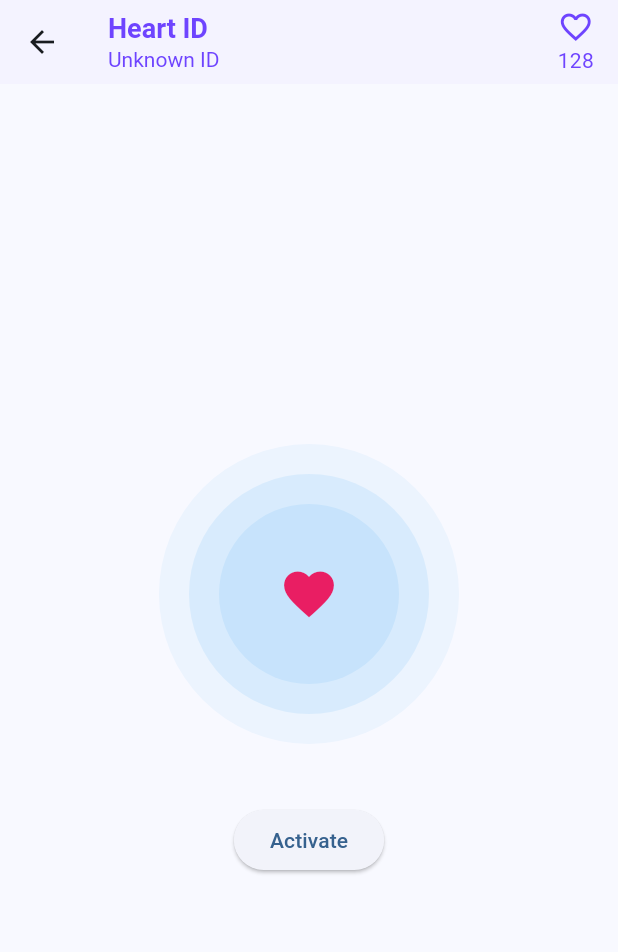
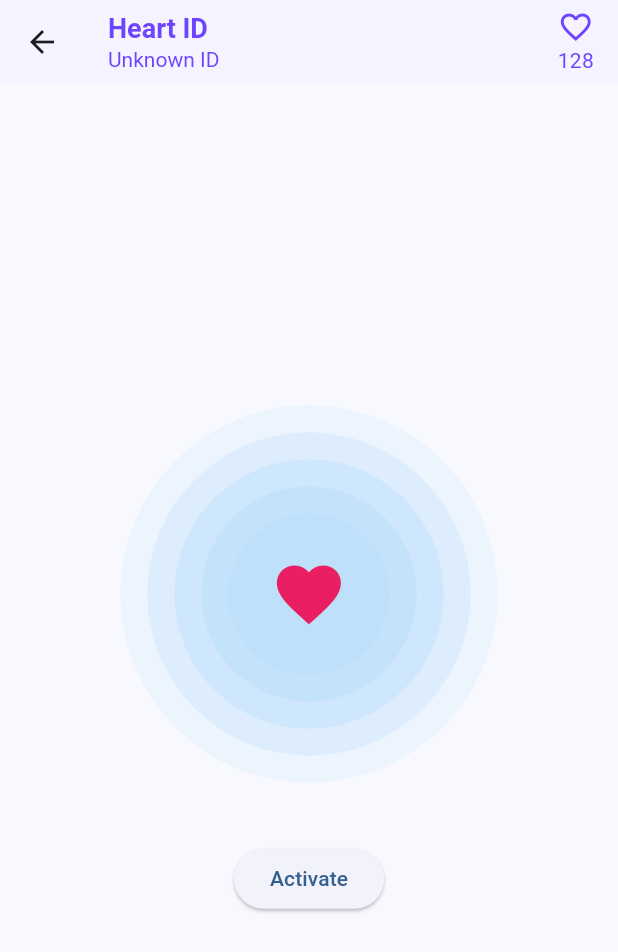
Before and after one commit to rsstst/Love-Ring-Project-MDP-ASIA, a Flutter app: the HomeScreen screen opened by its route, on a phone screen of 412 x 824 dp. Shown: the top 952 px of the screen. Run offline on Flutter 3.47's test engine with Material 3 defaults, Android fonts, the phone set to English and light mode, and no system bars; our stand-ins replace firebase_auth, firebase_core, shared_preferences; missing offline and left inert: firebase_ui_auth; accounts and stored records are empty.

Commit message:
animasi home

```diff
--- a/lib/screens/home_screen.dart
+++ b/lib/screens/home_screen.dart
@@ -11,15 +11,52 @@ class HomeScreen extends StatefulWidget {
   State<HomeScreen> createState() => _HomeScreenState();
 }
 
-class _HomeScreenState extends State<HomeScreen> {
+class _HomeScreenState extends State<HomeScreen> with SingleTickerProviderStateMixin {
   String username = '';
   String Id = '4N01MS5';
+  late AnimationController _controller;
+  late Animation<double> _circleAnimation1;
+  late Animation<double> _circleAnimation2;
+  late Animation<double> _circleAnimation3;
+  late Animation<double> _circleAnimation4;
+  late Animation<double> _circleAnimation5;
+  late Animation<double> _heartBeatAnimation;
+
 
   @override
   void initState() {
     super.initState();
     _loadUserData();
+
+        // Animasi Controller
+    _controller = AnimationController(
+      duration: const Duration(seconds: 3),
+      vsync: this,
+    )..repeat(reverse: true);
+
+    // Animasi Lingkaran
+    _circleAnimation1 = Tween<double>(begin: 0.0, end: 150.0).animate(
+      CurvedAnimation(parent: _controller, curve: Curves.easeInOut),
+    );
+    _circleAnimation2 = Tween<double>(begin: 0.0, end: 200.0).animate(
+      CurvedAnimation(parent: _controller, curve: Curves.easeInOut),
+    );
+    _circleAnimation3 = Tween<double>(begin: 0.0, end: 250.0).animate(
+      CurvedAnimation(parent: _controller, curve: Curves.easeInOut),
+    );
+    _circleAnimation4 = Tween<double>(begin: 0.0, end: 300.0).animate(
+      CurvedAnimation(parent: _controller, curve: Curves.easeInOut),
+    );
+    _circleAnimation5 = Tween<double>(begin: 0.0, end: 350.0).animate(
+      CurvedAnimation(parent: _controller, curve: Curves.easeInOut),
+    );
+
+    // Animasi Detak Jantung
+    _heartBeatAnimation = Tween<double>(begin: 1.0, end: 1.4).animate(
+      CurvedAnimation(parent: _controller, curve: Curves.easeInOut),
+    );
   }
+
 
   _loadUserData() async {
     SharedPreferences prefs = await SharedPreferences.getInstance();
@@ -154,23 +191,76 @@ class _HomeScreenState extends State<HomeScreen> {
         child: Column(
           mainAxisAlignment: MainAxisAlignment.center,
           children: [
-            // Lingkaran-lingkaran konsentris
+            // Lingkaran-lingkaran
             Stack(
               alignment: Alignment.center,
               children: [
-                CircleAvatar(
-                  radius: 100,
-                  backgroundColor: Colors.blue.shade100.withOpacity(0.2),
+                AnimatedBuilder(
+                  animation: _controller,
+                  builder: (context, child) => Container(
+                    width: _circleAnimation5.value,
+                    height: _circleAnimation5.value,
+                    decoration: BoxDecoration(
+                      shape: BoxShape.circle,
+                      color: Colors.blue.shade100.withOpacity(0.2),
+                    ),
+                  ),
                 ),
-                CircleAvatar(
-                  radius: 80,
-                  backgroundColor: Colors.blue.shade100.withOpacity(0.4),
+                AnimatedBuilder(
+                  animation: _controller,
+                  builder: (context, child) => Container(
+                    width: _circleAnimation4.value,
+                    height: _circleAnimation4.value,
+                    decoration: BoxDecoration(
+                      shape: BoxShape.circle,
+                      color: Colors.blue.shade100.withOpacity(0.3),
+                    ),
+                  ),
                 ),
-                CircleAvatar(
-                  radius: 60,
-                  backgroundColor: Colors.blue.shade100.withOpacity(0.6),
+                AnimatedBuilder(
+                  animation: _controller,
+                  builder: (context, child) => Container(
+                    width: _circleAnimation3.value,
+                    height: _circleAnimation3.value,
+                    decoration: BoxDecoration(
+                      shape: BoxShape.circle,
+                      color: Colors.blue.shade100.withOpacity(0.4),
+                    ),
+                  ),
                 ),
-                const Icon(Icons.favorite, color: Colors.pink, size: 40),
+                AnimatedBuilder(
+                  animation: _controller,
+                  builder: (context, child) => Container(
+                    width: _circleAnimation2.value,
+                    height: _circleAnimation2.value,
+                    decoration: BoxDecoration(
+                      shape: BoxShape.circle,
+                      color: Colors.blue.shade100.withOpacity(0.5),
+                    ),
+                  ),
+                ),
+                AnimatedBuilder(
+                  animation: _controller,
+                  builder: (context, child) => Container(
+                    width: _circleAnimation1.value,
+                    height: _circleAnimation1.value,
+                    decoration: BoxDecoration(
+                      shape: BoxShape.circle,
+                      color: Colors.blue.shade100.withOpacity(0.6),
+                    ),
+                  ),
+                ),
+                AnimatedBuilder(
+                  animation: _heartBeatAnimation,
+                  builder: (context, child) => Transform.scale(
+                    scale: _heartBeatAnimation.value,
+                    child: const Icon(
+                      Icons.favorite,
+                      color: Colors.pink,
+                      size: 40,
+                    ),
+                  ),
+                ),
               ],
             ),
             const SizedBox(height: 40),
@@ -180,6 +270,7 @@ class _HomeScreenState extends State<HomeScreen> {
               },
               child: const Text('Activate'),
             ),
+
           ],
         ),
       ),
--- a/lib/screens/login_screen.dart
+++ b/lib/screens/login_screen.dart
@@ -2,6 +2,7 @@ import 'package:firebase_ui_auth/firebase_ui_auth.dart';
 import 'package:flutter/material.dart';
 import 'package:pr_mobile_mdp/models/user.dart';
 import 'package:pr_mobile_mdp/data/user_data.dart';
+import 'package:pr_mobile_mdp/screens/signup_screen.dart';
 import 'package:shared_preferences/shared_preferences.dart';
 
 class LoginScreen extends StatefulWidget {
@@ -191,7 +192,7 @@ class _LoginScreenState extends State<LoginScreen> {
                   //TODO : method sign up
                   GestureDetector(
                     onTap: () {
-                      Navigator.push(context, MaterialPageRoute(builder: (context) => SignInScreen()));
+                      Navigator.push(context, MaterialPageRoute(builder: (context) => SignupScreen()));
                     },
                     child: const Text(
                       'Sign up',
```
Also changed, not shown: lib/screens/signin_screen.dart (deleted, +0 -82 lines).
